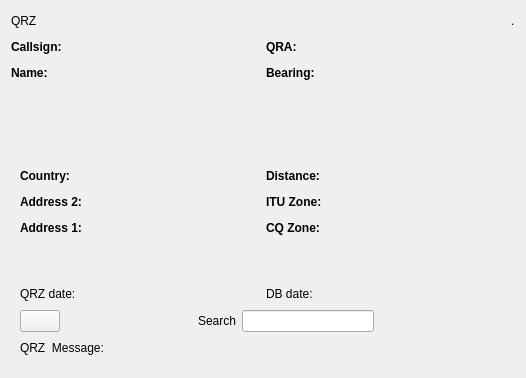
This is mqt/MqtLogger/qrzdisplayframe.ui in Rsclub22/Minos2-Mirror as Qt 5 draws it before an edit. The edited form follows.
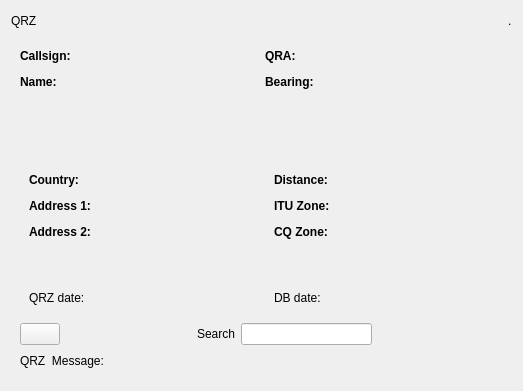
This is the edited form. Custom widgets are drawn as their Qt base class.

Commit message: Put address lines in correct order

Patch:
```diff
--- a/mqt/MqtLogger/qrzdisplayframe.ui
+++ b/mqt/MqtLogger/qrzdisplayframe.ui
@@ -6,8 +6,8 @@
    <rect>
     <x>0</x>
     <y>0</y>
-    <width>526</width>
-    <height>378</height>
+    <width>523</width>
+    <height>391</height>
    </rect>
   </property>
   <property name="windowTitle">
@@ -46,6 +46,7 @@
     </layout>
    </item>
    <item>
+    <widget class="QFrame" name="csframe">
     <layout class="QVBoxLayout" name="verticalLayout_6">
      <item>
       <layout class="QHBoxLayout" name="horizontalLayout_15">
@@ -217,6 +218,7 @@
       </spacer>
      </item>
     </layout>
+    </widget>
    </item>
    <item>
     <widget class="QFrame" name="detailsFrame">
@@ -224,6 +226,7 @@
       <item>
        <layout class="QHBoxLayout" name="horizontalLayout_16">
         <item>
+         <widget class="QFrame" name="cframe">
          <layout class="QVBoxLayout" name="verticalLayout_2">
           <item>
            <layout class="QHBoxLayout" name="horizontalLayout_7">
@@ -261,42 +264,6 @@
             </item>
            </layout>
           </item>
-          <item>
-           <layout class="QHBoxLayout" name="horizontalLayout_6">
-            <item>
-             <widget class="QLabel" name="label_5">
-              <property name="font">
-               <font>
-                <bold>true</bold>
-               </font>
-              </property>
-              <property name="text">
-               <string>Address 2:</string>
-              </property>
-             </widget>
-            </item>
-            <item>
-             <widget class="QLabel" name="addr2Text">
-              <property name="text">
-               <string/>
-              </property>
-             </widget>
-            </item>
-            <item>
-             <spacer name="horizontalSpacer_5">
-              <property name="orientation">
-               <enum>Qt::Horizontal</enum>
-              </property>
-              <property name="sizeHint" stdset="0">
-               <size>
-                <width>40</width>
-                <height>20</height>
-               </size>
-              </property>
-             </spacer>
-            </item>
-           </layout>
-          </item>
           <item>
            <layout class="QHBoxLayout" name="horizontalLayout_5">
             <item>
@@ -333,6 +300,42 @@
             </item>
            </layout>
           </item>
+           <item>
+            <layout class="QHBoxLayout" name="horizontalLayout_6">
+             <item>
+              <widget class="QLabel" name="label_5">
+               <property name="font">
+                <font>
+                 <bold>true</bold>
+                </font>
+               </property>
+               <property name="text">
+                <string>Address 2:</string>
+               </property>
+              </widget>
+             </item>
+             <item>
+              <widget class="QLabel" name="addr2Text">
+               <property name="text">
+                <string/>
+               </property>
+              </widget>
+             </item>
+             <item>
+              <spacer name="horizontalSpacer_5">
+               <property name="orientation">
+                <enum>Qt::Horizontal</enum>
+               </property>
+               <property name="sizeHint" stdset="0">
+                <size>
+                 <width>40</width>
+                 <height>20</height>
+                </size>
+               </property>
+              </spacer>
+             </item>
+            </layout>
+           </item>
           <item>
            <spacer name="verticalSpacer">
             <property name="orientation">
@@ -378,8 +381,10 @@
            </layout>
           </item>
          </layout>
+         </widget>
         </item>
         <item>
+         <widget class="QFrame" name="dframe">
          <layout class="QVBoxLayout" name="verticalLayout">
           <item>
            <layout class="QHBoxLayout" name="horizontalLayout_10">
@@ -534,6 +539,7 @@
            </layout>
           </item>
          </layout>
+         </widget>
         </item>
        </layout>
       </item>
```
Lines whose indentation alone changed are shown as unchanged.
